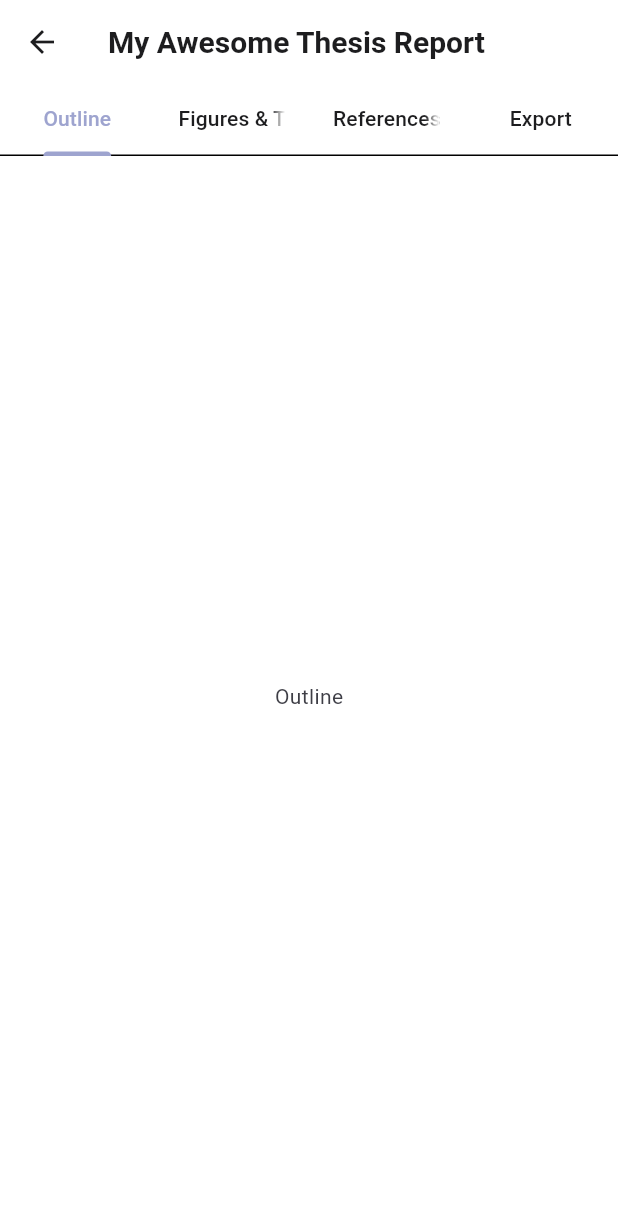
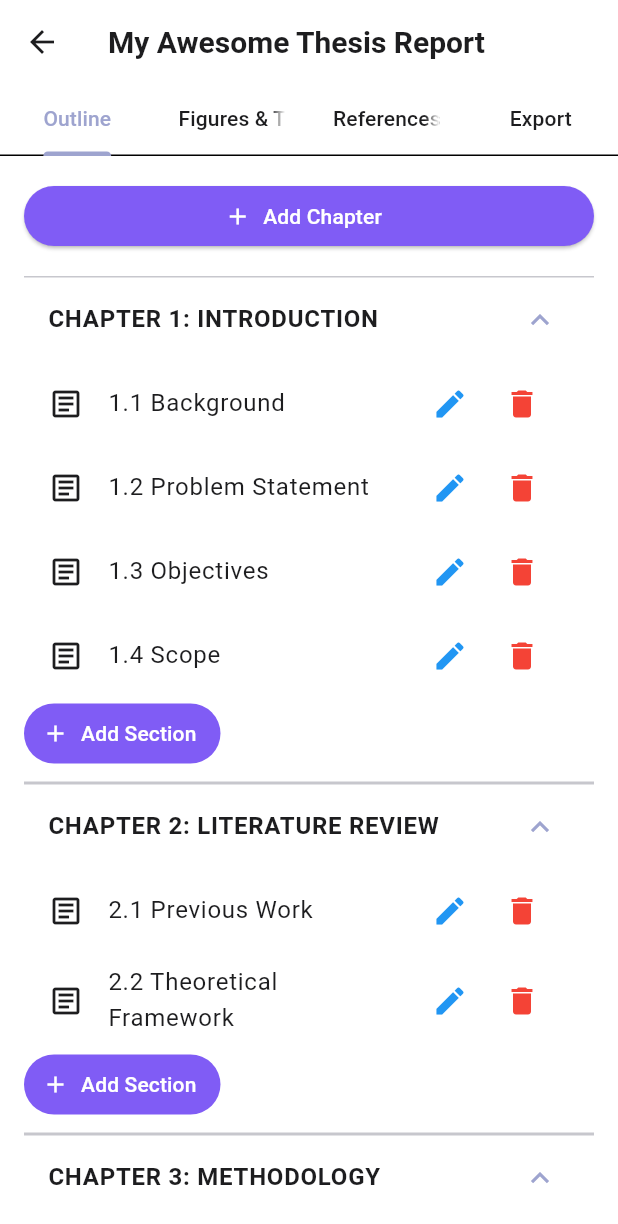
Before and after one commit to nafismahmud181/Bupko-v2, a Flutter app: the UploadResearchBookPage screen opened directly, on a phone screen of 412 x 824 dp. Shown: the top 1224 px of the screen. Run offline on Flutter 3.47's test engine with Material 3 defaults, Android fonts, the phone set to English and light mode, and no system bars; our stand-ins replace cached_network_image, cloud_firestore, dio, firebase_auth, firebase_core, google_fonts and 1 more; missing offline and left inert: epub_view, flutter_boring_avatars; accounts and stored records are empty.

Commit message:
Add mock data models for chapters and sections in UploadResearchBookPage; implement outline tab with interactive UI for managing chapters and sections.

```diff
--- a/lib/upload_research_book.dart
+++ b/lib/upload_research_book.dart
@@ -1,4 +1,66 @@
 import 'package:flutter/material.dart';
+
+// Data Models
+class Section {
+  final String id;
+  final String title;
+  // In the real app, this will hold rich text content
+  Section({required this.id, required this.title});
+}
+
+class Chapter {
+  final String id;
+  final String title;
+  final List<Section> sections;
+  Chapter({required this.id, required this.title, required this.sections});
+}
+
+// Mock Data for Thesis/Report Template
+final List<Chapter> mockChapters = [
+  Chapter(
+    id: 'ch1',
+    title: 'Introduction',
+    sections: [
+      Section(id: 's1', title: 'Background'),
+      Section(id: 's2', title: 'Problem Statement'),
+      Section(id: 's3', title: 'Objectives'),
+      Section(id: 's4', title: 'Scope'),
+    ],
+  ),
+  Chapter(
+    id: 'ch2',
+    title: 'Literature Review',
+    sections: [
+      Section(id: 's5', title: 'Previous Work'),
+      Section(id: 's6', title: 'Theoretical Framework'),
+    ],
+  ),
+  Chapter(
+    id: 'ch3',
+    title: 'Methodology',
+    sections: [
+      Section(id: 's7', title: 'Research Design'),
+      Section(id: 's8', title: 'Data Collection'),
+      Section(id: 's9', title: 'Data Analysis'),
+    ],
+  ),
+  Chapter(
+    id: 'ch4',
+    title: 'Results & Discussion',
+    sections: [
+      Section(id: 's10', title: 'Findings'),
+      Section(id: 's11', title: 'Interpretation'),
+    ],
+  ),
+  Chapter(
+    id: 'ch5',
+    title: 'Conclusion & Recommendations',
+    sections: [
+      Section(id: 's12', title: 'Summary'),
+      Section(id: 's13', title: 'Recommendations'),
+    ],
+  ),
+];
 
 class UploadResearchBookPage extends StatefulWidget {
   const UploadResearchBookPage({Key? key}) : super(key: key);
@@ -10,16 +72,80 @@ class UploadResearchBookPage extends StatefulWidget {
 class _UploadResearchBookPageState extends State<UploadResearchBookPage> with SingleTickerProviderStateMixin {
   late TabController _tabController;
 
+  // For demonstration, use a local copy of the mockChapters
+  late List<Chapter> chapters;
+
   @override
   void initState() {
     super.initState();
     _tabController = TabController(length: 4, vsync: this);
+    chapters = List<Chapter>.from(mockChapters);
   }
 
-  @override
-  void dispose() {
-    _tabController.dispose();
-    super.dispose();
+  void _showSnackBar(String message) {
+    ScaffoldMessenger.of(context).showSnackBar(
+      SnackBar(content: Text(message)),
+    );
+  }
+
+  Widget _buildOutlineTab() {
+    return ListView(
+      padding: const EdgeInsets.all(16),
+      children: [
+        ElevatedButton.icon(
+          icon: const Icon(Icons.add),
+          label: const Text('Add Chapter'),
+          onPressed: () => _showSnackBar('Add Chapter pressed'),
+        ),
+        const SizedBox(height: 16),
+        ...chapters.asMap().entries.map((chapterEntry) {
+          final chapterIndex = chapterEntry.key;
+          final chapter = chapterEntry.value;
+          return ExpansionTile(
+            key: PageStorageKey(chapter.id),
+            initiallyExpanded: true,
+            title: Text(
+              'CHAPTER ${chapterIndex + 1}: ${chapter.title.toUpperCase()}',
+              style: const TextStyle(fontWeight: FontWeight.bold),
+            ),
+            children: [
+              ...chapter.sections.asMap().entries.map((sectionEntry) {
+                final sectionIndex = sectionEntry.key;
+                final section = sectionEntry.value;
+                return ListTile(
+                  leading: const Icon(Icons.article_outlined),
+                  title: Text('${chapterIndex + 1}.${sectionIndex + 1} ${section.title}'),
+                  trailing: Row(
+                    mainAxisSize: MainAxisSize.min,
+                    children: [
+                      IconButton(
+                        icon: const Icon(Icons.edit, color: Colors.blue),
+                        onPressed: () => _showSnackBar('Edit ${section.title}'),
+                        tooltip: 'Edit',
+                      ),
+                      IconButton(
+                        icon: const Icon(Icons.delete, color: Colors.red),
+                        onPressed: () => _showSnackBar('Delete ${section.title}'),
+                        tooltip: 'Delete',
+                      ),
+                    ],
+                  ),
+                );
+              }),
+              Align(
+                alignment: Alignment.centerLeft,
+                child: TextButton.icon(
+                  icon: const Icon(Icons.add),
+                  label: const Text('Add Section'),
+                  onPressed: () => _showSnackBar('Add Section to ${chapter.title}'),
+                ),
+              ),
+              const SizedBox(height: 8),
+            ],
+          );
+        }),
+      ],
+    );
   }
 
   @override
@@ -39,12 +165,11 @@ class _UploadResearchBookPageState extends State<UploadResearchBookPage> with Si
       ),
       body: TabBarView(
         controller: _tabController,
-        children: const [
-          // Outline tab (to be filled with template in next step)
-          Center(child: Text('Outline')),
-          Center(child: Text('Figures & Tables')),
-          Center(child: Text('References')),
-          Center(child: Text('Export')),
+        children: [
+          _buildOutlineTab(),
+          const Center(child: Text('List of Figures and Tables will be generated here')),
+          const Center(child: Text('Bibliography/References section')),
+          const Center(child: Text('Export options (PDF, Word) will be here')),
         ],
       ),
     );
```
